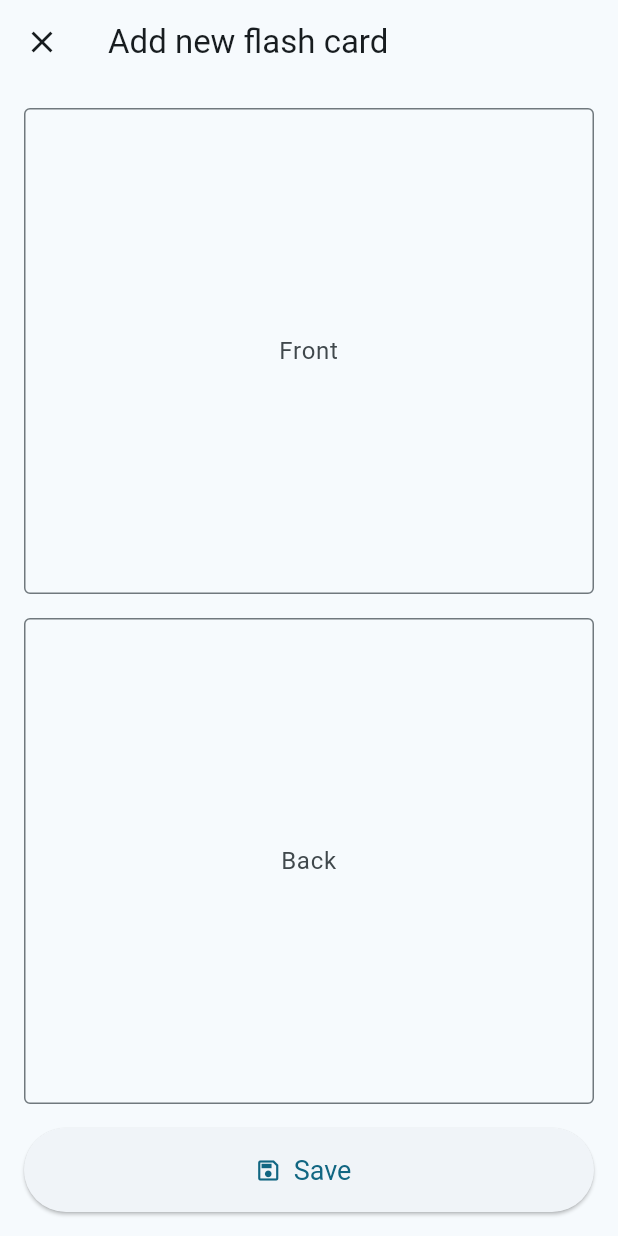
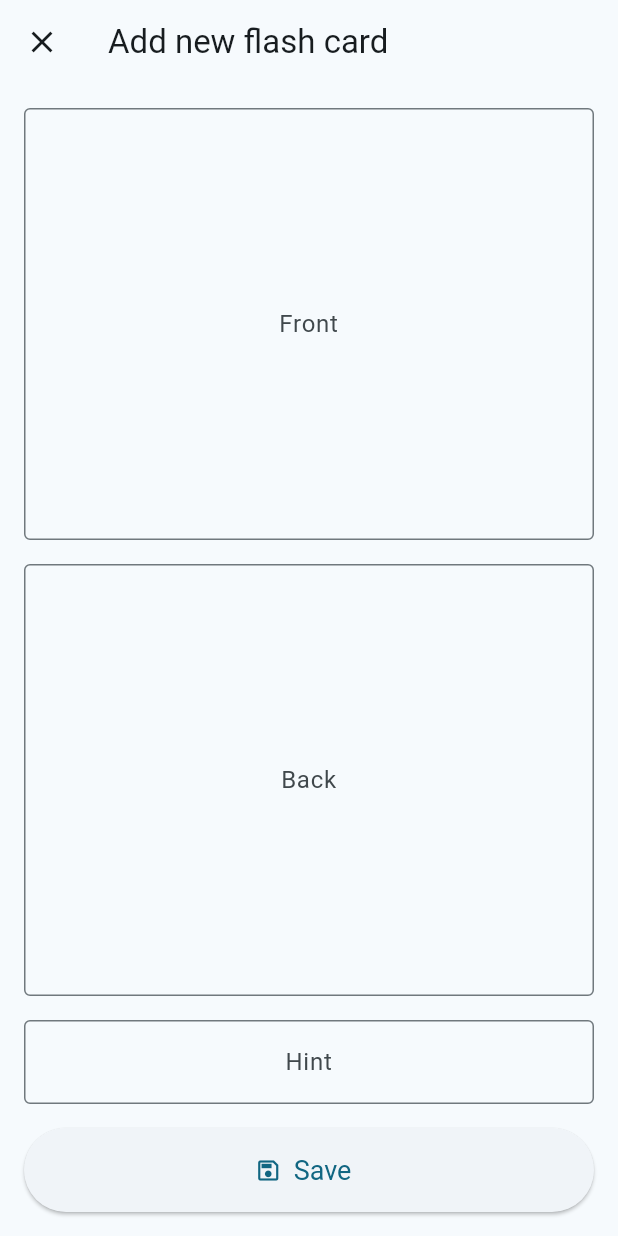
Before and after one commit to krille-chan/simple-flashcards, a Flutter app: the TextInputScaffold screen opened directly, on a phone screen of 412 x 824 dp. Run offline on Flutter 3.47's test engine with Material 3 defaults, Android fonts, the phone set to English and light mode, and no system bars; drawn by our look-alikes of dynamic_color; our stand-ins replace adaptive_dialog, chat_bubbles, emoji_picker_flutter, file_picker, flip_card, hive_flutter and 4 more; missing offline and left inert: chat_gpt_sdk, fast_csv, text_to_speech; accounts and stored records are empty; generated files the repository leaves out were written again.

Commit message:
feat: Add card hint

```diff
--- a/assets/l10n/intl_de.arb
+++ b/assets/l10n/intl_de.arb
@@ -73,5 +73,6 @@
     "nextCards": "Nächste",
     "no": "Nein",
     "repeat": "Wiederholen",
-    "flip": "Umdrehen"
+    "flip": "Umdrehen",
+    "hint": "Hinweis"
 }
--- a/assets/l10n/intl_en.arb
+++ b/assets/l10n/intl_en.arb
@@ -75,5 +75,6 @@
     "no": "No",
     "tryAgain": "Try again",
     "repeat": "Repeat",
-    "flip": "Flip"
+    "flip": "Flip",
+    "hint": "Hint"
 }
--- a/lib/models/flash_card.dart
+++ b/lib/models/flash_card.dart
@@ -3,6 +3,7 @@ import 'dart:math';
 class FlashCard {
   final String front;
   final String back;
+  final String? hint;
   final bool selected;
   final int id;
   final int level;
@@ -13,6 +14,7 @@ class FlashCard {
     required this.front,
     required this.back,
     required this.selected,
+    required this.hint,
     this.level = 0,
     this.lastLevelUp,
   });
@@ -20,6 +22,7 @@ class FlashCard {
   factory FlashCard.fromJson(Map<String, dynamic> json) => FlashCard(
         front: json['front'],
         back: json['back'],
+        hint: json['hint'],
         selected: json['selected'],
         id: json['id'],
         level: json['level'] ?? 0,
@@ -32,6 +35,7 @@ class FlashCard {
         'front': front,
         'back': back,
         'selected': selected,
+        if (hint != null) 'hint': hint,
         'id': id,
         'level': level,
         if (lastLevelUp != null)
--- a/lib/models/simple_flashcards.dart
+++ b/lib/models/simple_flashcards.dart
@@ -107,6 +107,7 @@ class SimpleFlashcards {
     String stackName,
     String front,
     String back, {
+    required String? hint,
     int? level,
     DateTime? lastLevelUp,
   }) async {
@@ -117,6 +118,7 @@ class SimpleFlashcards {
     stack.cards.add(FlashCard(
       front: front,
       back: back,
+      hint: hint,
       selected: true,
       id: id,
       level: level ?? 0,
@@ -139,6 +141,7 @@ class SimpleFlashcards {
       front: newFront,
       back: card.back,
       id: card.id,
+      hint: card.hint,
       selected: card.selected,
       level: card.level,
       lastLevelUp: card.lastLevelUp,
@@ -154,6 +157,23 @@ class SimpleFlashcards {
       front: card.front,
       back: newBack,
       id: card.id,
+      hint: card.hint,
+      selected: card.selected,
+      level: card.level,
+      lastLevelUp: card.lastLevelUp,
+    ));
+    await stacksBox.put(stackName, stack.toJson());
+  }
+
+  Future<void> editCardHint(String stackName, int id, String? newHint) async {
+    final stack = getStack(stackName)!;
+    final card = stack.cards.singleWhere((card) => card.id == id);
+    stack.cards.removeWhere((card) => card.id == id);
+    stack.cards.add(FlashCard(
+      front: card.front,
+      back: card.back,
+      id: card.id,
+      hint: newHint,
       selected: card.selected,
       level: card.level,
       lastLevelUp: card.lastLevelUp,
@@ -168,6 +188,7 @@ class SimpleFlashcards {
     stack.cards.add(FlashCard(
       front: card.front,
       back: card.back,
+      hint: card.hint,
       id: card.id,
       selected: selected,
       level: card.level,
@@ -183,6 +204,7 @@ class SimpleFlashcards {
     stack.cards.add(FlashCard(
       front: card.front,
       back: card.back,
+      hint: card.hint,
       id: card.id,
       selected: card.selected,
       level: level,
@@ -211,6 +233,7 @@ class SimpleFlashcards {
       if (cardRow.length < 2) continue;
       final front = cardRow.first;
       final back = cardRow[1];
+      final hint = cardRow.length < 3 ? null : cardRow[2];
       final level = cardRow.length > 2 ? int.tryParse(cardRow[2]) : null;
       final lastLevelUpMilliSeconds =
           cardRow.length > 3 ? int.tryParse(cardRow[3]) : null;
@@ -222,6 +245,7 @@ class SimpleFlashcards {
         name,
         front,
         back,
+        hint: hint,
         level: level,
         lastLevelUp: lastLevelUp,
       );
--- a/lib/pages/session/card.dart
+++ b/lib/pages/session/card.dart
@@ -26,6 +26,7 @@ class CardWidget extends StatelessWidget {
         ),
         back: FlashCardWidget(
           data: controller.cards.first.back,
+          hint: controller.cards.first.hint,
           title: L10n.of(context)!.back,
           readFront: controller.readFront,
         ),
@@ -37,15 +38,18 @@ class CardWidget extends StatelessWidget {
 class FlashCardWidget extends StatelessWidget {
   final String data;
   final String title;
+  final String? hint;
   final void Function() readFront;
   const FlashCardWidget(
       {required this.data,
       required this.title,
       required this.readFront,
+      this.hint,
       super.key});
 
   @override
   Widget build(BuildContext context) {
+    final hint = this.hint;
     return Material(
       elevation: 10,
       shape: RoundedRectangleBorder(
@@ -73,8 +77,10 @@ class FlashCardWidget extends StatelessWidget {
             child: Center(
               child: Padding(
                 padding: const EdgeInsets.all(8.0),
-                child: SingleChildScrollView(
-                  child: SelectableText(
+                child: ListView(
+                  shrinkWrap: true,
+                  children: [
+                    SelectableText(
                       data,
                       textAlign: TextAlign.center,
                       style: TextStyle(
@@ -84,6 +90,15 @@ class FlashCardWidget extends StatelessWidget {
                                   ? 24
                                   : 32),
                     ),
+                    if (hint != null && hint.isNotEmpty) ...[
+                      const Divider(),
+                      SelectableText(
+                        '${L10n.of(context)!.hint}: $hint',
+                        textAlign: TextAlign.center,
+                        style: const TextStyle(fontSize: 14),
+                      ),
+                    ],
+                  ],
                 ),
               ),
             ),
--- a/lib/pages/stack/stack_page.dart
+++ b/lib/pages/stack/stack_page.dart
@@ -153,6 +153,7 @@ class StackPageController extends State<StackPage> {
       widget.stackName,
       newCard.front,
       newCard.back,
+      hint: newCard.hint,
     );
   }
 
@@ -207,6 +208,14 @@ class StackPageController extends State<StackPage> {
         editedCard.back,
       );
     }
+
+    if (editedCard.hint != card.hint) {
+      simpleFlashcards.editCardHint(
+        widget.stackName,
+        card.id,
+        editedCard.hint,
+      );
+    }
   }
 
   @override
--- a/lib/pages/stack/stack_page_view.dart
+++ b/lib/pages/stack/stack_page_view.dart
@@ -116,6 +116,7 @@ class StackPageView extends StatelessWidget {
                   }
                   i--;
                   final card = controller.cards[i];
+                  final hint = card.hint;
                   if (controller.searchTerm?.isNotEmpty == true &&
                       !(card.front
                               .toLowerCase()
@@ -172,6 +173,11 @@ class StackPageView extends StatelessWidget {
                                 card.back,
                                 style: Theme.of(context).textTheme.bodyLarge,
                               ),
+                              if (hint != null && hint.isNotEmpty)
+                                Text(
+                                  '${L10n.of(context)!.hint}: $hint',
+                                  style: Theme.of(context).textTheme.bodySmall,
+                                ),
                             ],
                           ),
                         ),
--- a/lib/pages/stack/text_input_scaffold.dart
+++ b/lib/pages/stack/text_input_scaffold.dart
@@ -17,6 +17,7 @@ class _TextInputScaffoldState extends State<TextInputScaffold> {
   void initState() {
     _frontController.text = widget.flashCard?.front ?? '';
     _backController.text = widget.flashCard?.back ?? '';
+    _hintController.text = widget.flashCard?.hint ?? '';
     super.initState();
   }
 
@@ -38,6 +39,7 @@ class _TextInputScaffoldState extends State<TextInputScaffold> {
         id: widget.flashCard?.id ?? 0,
         front: _frontController.text,
         back: _backController.text,
+        hint: _hintController.text.isEmpty ? '' : _hintController.text,
         selected: true,
         level: widget.flashCard?.level ?? 0,
         lastLevelUp: widget.flashCard?.lastLevelUp,
@@ -48,6 +50,8 @@ class _TextInputScaffoldState extends State<TextInputScaffold> {
   final TextEditingController _frontController = TextEditingController();
 
   final TextEditingController _backController = TextEditingController();
+
+  final TextEditingController _hintController = TextEditingController();
 
   @override
   Widget build(BuildContext context) {
@@ -75,6 +79,16 @@ class _TextInputScaffoldState extends State<TextInputScaffold> {
             _FlashCardTextField(
               controller: _backController,
               hintText: L10n.of(context)!.back,
+            ),
+            const SizedBox(height: spacing),
+            TextField(
+              controller: _hintController,
+              keyboardType: TextInputType.text,
+              textAlign: TextAlign.center,
+              decoration: InputDecoration(
+                hintText: L10n.of(context)!.hint,
+                border: const OutlineInputBorder(),
+              ),
             ),
             const SizedBox(height: spacing),
             ElevatedButton.icon(
```
Lines whose indentation alone changed are shown as unchanged.
